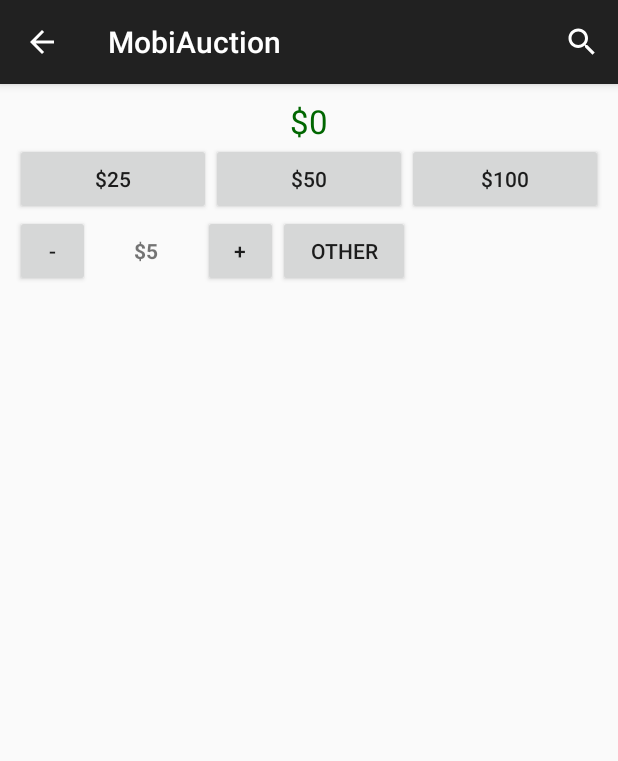
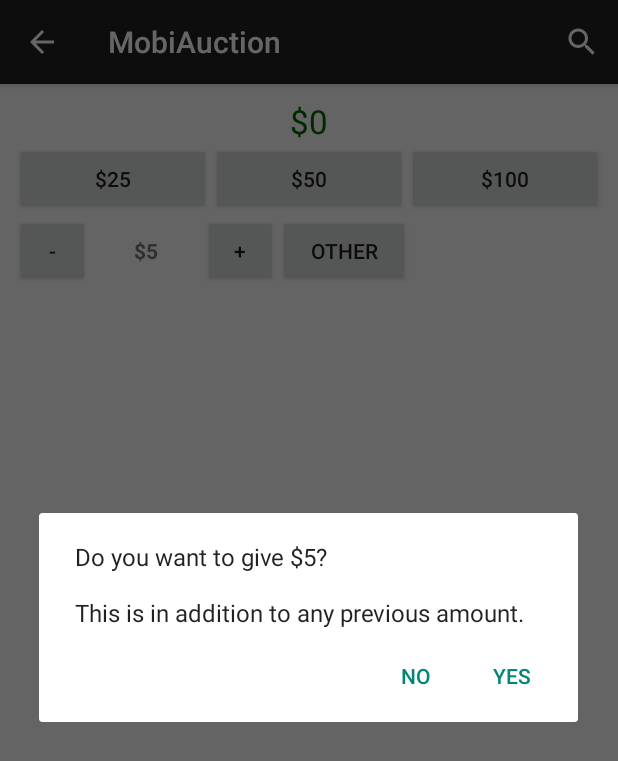
Before and after one commit to szwork2013/androidauction, an Android app: the fragment FundFragment placed in its activity, after a tap on "OTHER", on a phone screen of 412 x 824 dp. Shown: the top 761 px of the screen. Run offline under Robolectric (Android 15) with nearby library versions, the phone set to English and light mode, and no system bars; 2 statements that could not run were skipped.

Commit message:
prompt for fund a cause

```diff
--- a/app/src/main/java/com/mobiaware/mobiauction/FundFragment.java
+++ b/app/src/main/java/com/mobiaware/mobiauction/FundFragment.java
@@ -14,6 +14,8 @@
 
 package com.mobiaware.mobiauction;
 
+import android.app.AlertDialog;
+import android.content.DialogInterface;
 import android.graphics.Color;
 import android.os.AsyncTask;
 import android.os.Bundle;
@@ -113,15 +115,35 @@ public class FundFragment extends Fragment {
         return view;
     }
 
-    private void sendFunds(double fundPrice) {
+    private void sendFunds(final double fundPrice) {
         if (_fundTask != null) {
             return;
         }
 
-        User user = ((AuctionApplication) getActivity().getApplicationContext()).getActiveUser();
+        AlertDialog.Builder alertDialogBuilder = new AlertDialog.Builder(getActivity());
 
-        _fundTask = new FundTask(user, fundPrice);
-        _fundTask.execute();
+        NumberFormat nf = NumberFormat.getCurrencyInstance(Locale.US);
+        nf.setMinimumFractionDigits(0);
+
+
+        String message = String.format(getString(R.string.fund_prompt), nf.format(fundPrice));
+        alertDialogBuilder.setMessage(message).setCancelable(false)
+                .setPositiveButton(R.string.prompt_yes, new DialogInterface.OnClickListener() {
+                    public void onClick(DialogInterface dialog, int id) {
+                        User user =
+                                ((AuctionApplication) getActivity().getApplicationContext()).getActiveUser();
+
+                        _fundTask = new FundTask(user, fundPrice);
+                        _fundTask.execute();
+                    }
+                }).setNegativeButton(R.string.prompt_no, new DialogInterface.OnClickListener() {
+            public void onClick(DialogInterface dialog, int id) {
+                dialog.cancel();
+            }
+        });
+
+        AlertDialog alertDialog = alertDialogBuilder.create();
+        alertDialog.show();
     }
 
     public class FundTask extends AsyncTask<String, Void, Double> {
--- a/app/src/main/java/com/mobiaware/mobiauction/api/WSClient.java
+++ b/app/src/main/java/com/mobiaware/mobiauction/api/WSClient.java
@@ -53,6 +53,9 @@ public class WSClient {
                     if (_callbacks != null) {
                         _callbacks.onItemMessage(payload);
                     }
+
+
+                    Log.d(TAG, payload);
                 }
 
                 @Override
--- a/app/src/main/res/values/strings.xml
+++ b/app/src/main/res/values/strings.xml
@@ -34,11 +34,15 @@
 
     <string name="list_no_results">No Results</string>
 
+    <string name="fund_prompt">Do you want to give %1$s?\n\nThis is in addition to any previous amount.</string>
     <string name="fund_success">Thanks for the contribution!</string>
     <string name="fund_failed">There was a problem updating your fund amount. Please try again.</string>
 
     <string name="refresh_success">Items successfully updated.</string>
     <string name="refresh_failed">There was a problem updating the items.</string>
 
+    <string name="prompt_yes">Yes</string>
+    <string name="prompt_no">No</string>
+
 
 </resources>
```
